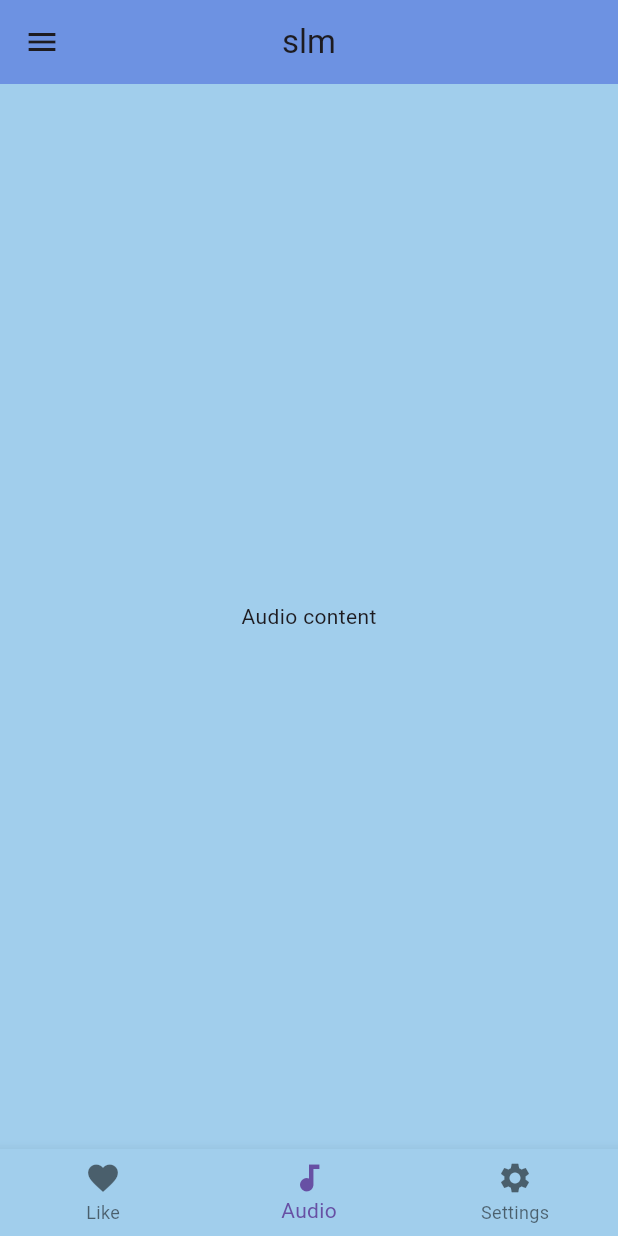
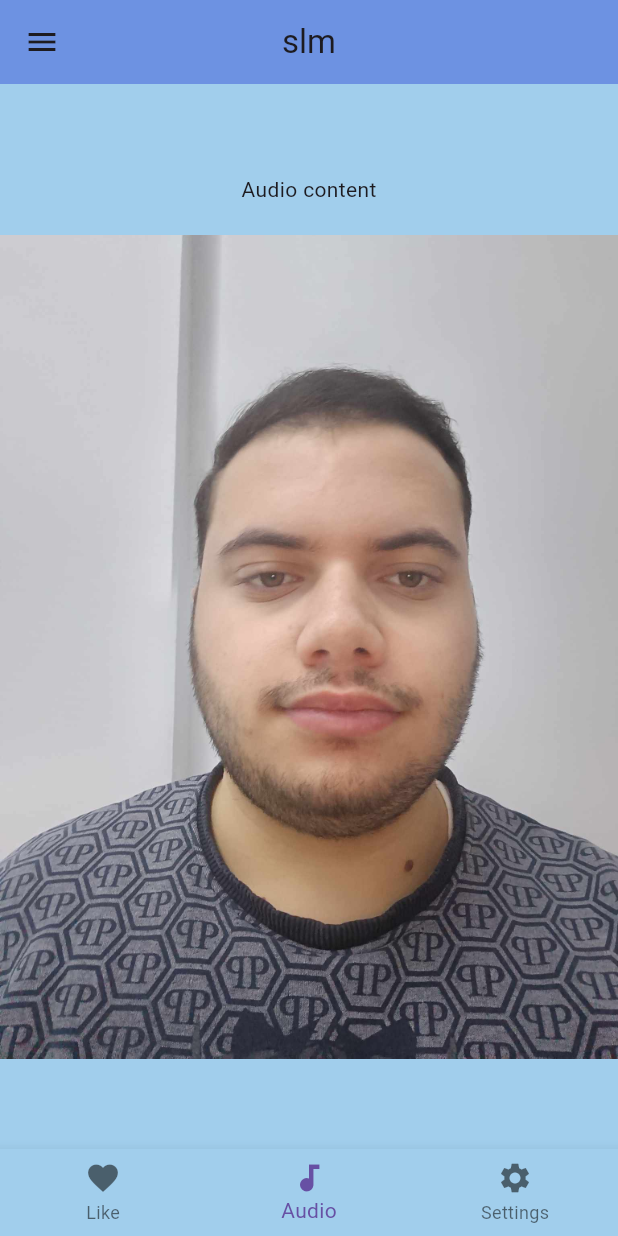
Before and after one commit to imadselka/flutterApp, a Flutter app: the screen it shows after launch, swiped to page 2, on a phone screen of 412 x 824 dp. Run offline on Flutter 3.47's test engine with Material 3 defaults, Android fonts, the phone set to English and light mode, and no system bars.

Commit message:
add image to audio content and some imporevments on the code

```diff
--- a/lib/main.dart
+++ b/lib/main.dart
@@ -37,6 +37,7 @@ class _MyAppState extends State<MyApp> {
         ),
         body: PageView(
           controller: _pageController,
+          scrollDirection: Axis.horizontal,
           onPageChanged: (index) {
             setState(() {
               currentIndex = index;
@@ -84,14 +85,14 @@ class _MyAppState extends State<MyApp> {
 
   List<Widget> _buildBody() {
     return [
-      SizedBox(
+      Container(
         width: double.infinity,
         height: double.infinity,
         child: Column(
           mainAxisAlignment: MainAxisAlignment.center,
           crossAxisAlignment: CrossAxisAlignment.center,
           children: [
-            const Text('Home Page.'),
+            const Text('Hello, this is a text'),
             const SizedBox(height: 20),
             ElevatedButton(
               style: ElevatedButton.styleFrom(
@@ -122,7 +123,15 @@ class _MyAppState extends State<MyApp> {
       ),
       Container(
         alignment: Alignment.center,
-        child: const Text('Audio content'),
+        child: Column(
+          mainAxisAlignment: MainAxisAlignment.center,
+          crossAxisAlignment: CrossAxisAlignment.center,
+          children: [
+            const Text('Audio content'),
+            const SizedBox(height: 20),
+            Image.asset('images/pic.jpg'),
+          ],
+        ),
       ),
       Container(
         alignment: Alignment.center,
```
